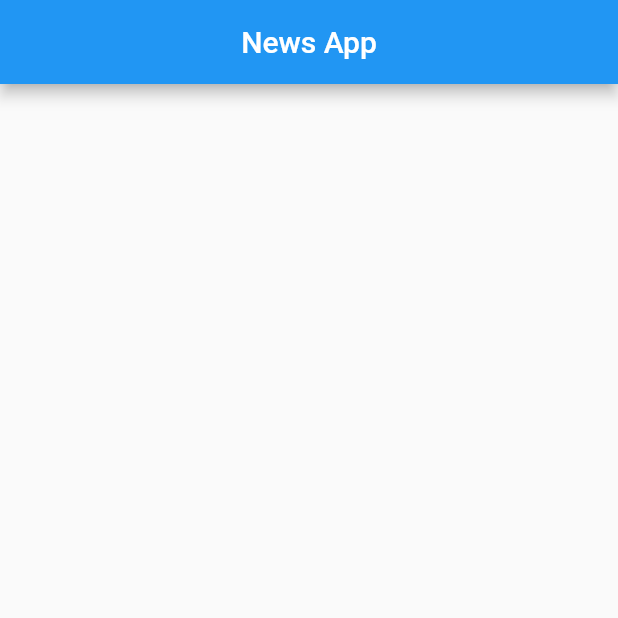
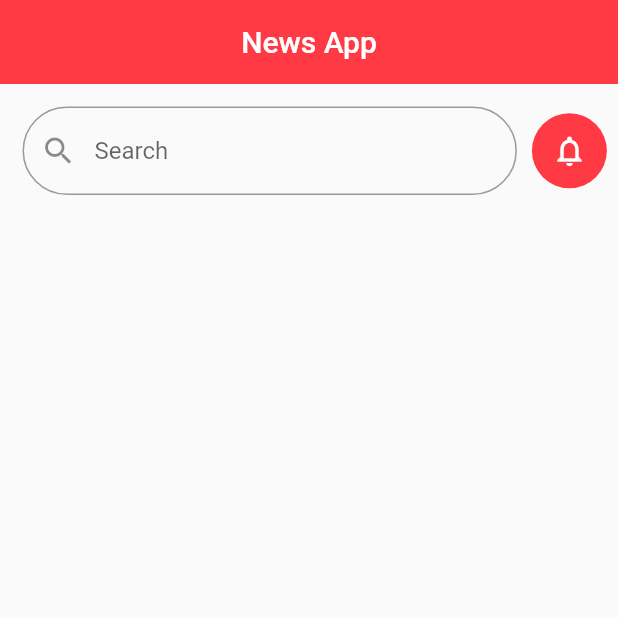
Before and after one commit to akhilbiju3/News-App-using-API, a Flutter app: the screen it shows after launch, on a phone screen of 412 x 824 dp, the top half of it. Run offline on Flutter 3.47's test engine with Material 2 defaults, Android fonts, the phone set to English and light mode, and no system bars; network calls fail.

Commit message:
first commit

```diff
--- /dev/null
+++ b/lib/utils/color_constants/color.dart
@@ -0,0 +1,3 @@
+import 'package:flutter/material.dart';
+
+Color backgroundColor = const Color(0xffFF3A44);
--- a/lib/view/newsapp_home/newsapp_home.dart
+++ b/lib/view/newsapp_home/newsapp_home.dart
@@ -3,6 +3,7 @@ import 'dart:convert';
 import 'package:flutter/material.dart';
 import 'package:http/http.dart' as http;
 import 'package:newsapp/model/newsapp_model_class/news_app_model_class.dart';
+import 'package:newsapp/utils/color_constants/color.dart';
 
 class NewsAppHome extends StatefulWidget {
   const NewsAppHome({super.key});
@@ -35,7 +36,7 @@ class _NewsAppHomeState extends State<NewsAppHome> {
   }
 
   @override
-  void initState(){
+  void initState() {
     fetchData();
     super.initState();
   }
@@ -44,11 +45,45 @@ class _NewsAppHomeState extends State<NewsAppHome> {
   Widget build(BuildContext context) {
     return Scaffold(
         appBar: AppBar(
+          elevation: 0,
+          backgroundColor: backgroundColor,
           title: const Text('News App'),
           centerTitle: true,
         ),
-        body: Column(children: [],)
-        );
+        body: Column(
+          children: [
+            Padding(
+              padding: const EdgeInsets.only(top: 15.0, left: 15),
+              child: Row(
+                children: [
+                  SizedBox(
+                    width: MediaQuery.of(context).size.width * 0.8,
+                    child: TextField(
+                      decoration: InputDecoration(
+                        hintText: "Search",
+                        prefixIcon: Icon(Icons.search),
+                        border: OutlineInputBorder(
+                          borderRadius: BorderRadius.circular(50),
+                        ),
+                      ),
+                    ),
+                  ),
+                  SizedBox(
+                    width: 10,
+                  ),
+                  CircleAvatar(
+                    radius: 25,
+                    backgroundColor: backgroundColor,
+                    child: Icon(
+                      Icons.notifications_none_outlined,
+                      color: Colors.white,
+                    ),
+                  )
+                ],
+              ),
+            ),
+          ],
+        ));
   }
 }
 
```
